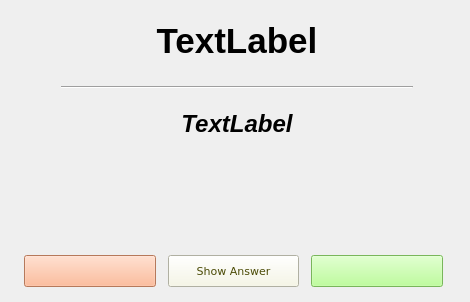
Qt form Ui/pract1.ui (robinpalat/idiomindQt) before a commit.
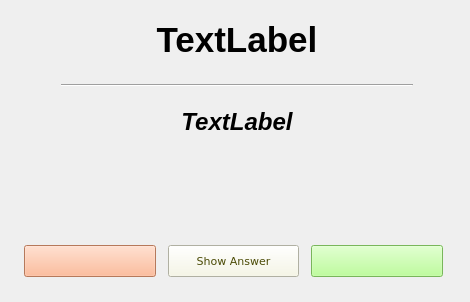
The same form after that commit. Icons and pictures are not drawn. Custom widgets are drawn as their Qt base class.

```diff
--- a/Ui/pract1.ui
+++ b/Ui/pract1.ui
@@ -171,6 +171,9 @@
      <property name="rightMargin">
       <number>12</number>
      </property>
+     <property name="bottomMargin">
+      <number>10</number>
+     </property>
      <item>
       <widget class="QPushButton" name="pushButton_no">
        <property name="minimumSize">
```
